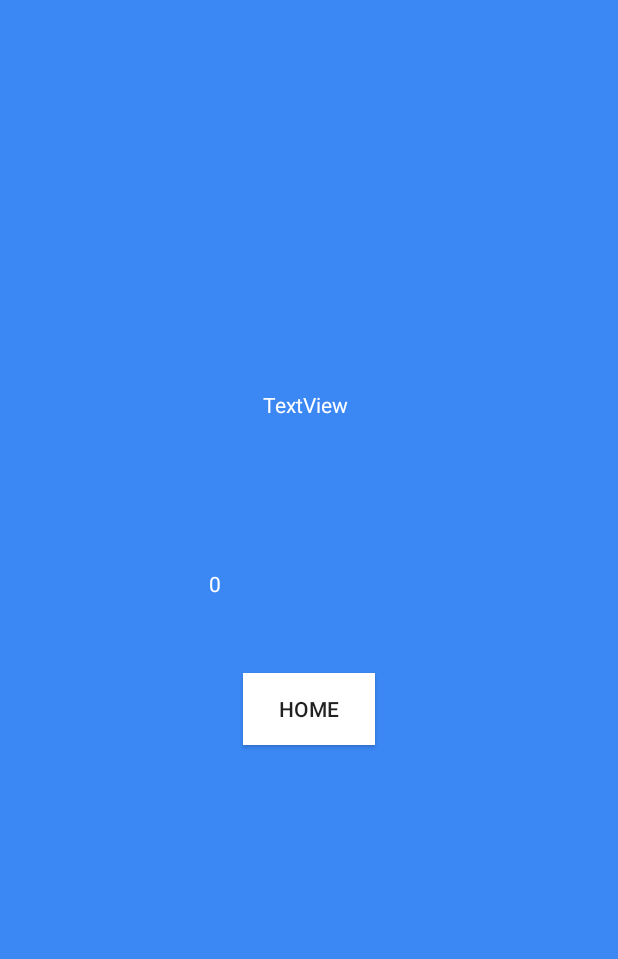
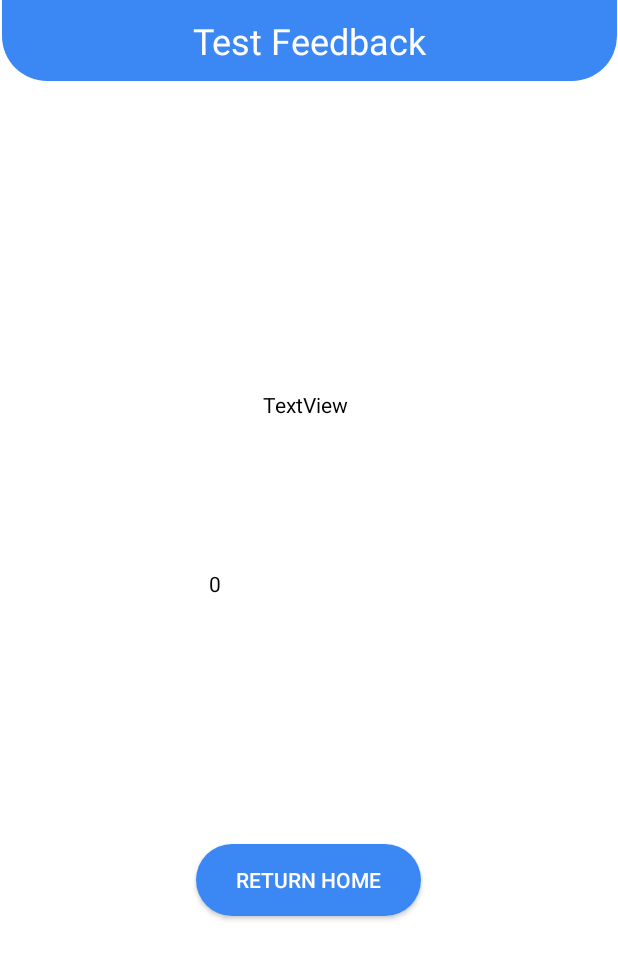
Before and after one commit to emilylaw00/INFS3605Project, an Android app: the PurityScore screen opened directly, with no data from a screen before it, on a phone screen of 412 x 824 dp. Shown: the top 959 px of the screen. Run offline under Robolectric (Android 15) with nearby library versions, the phone set to English and light mode, and no system bars; our stand-ins replace Firebase (no records; nobody signed in at launch, a user with empty details on screens opened directly); Roboto replaces fonts that are not available here.

Commit message:
minor adjustments to result UI

```diff
--- a/app/src/main/res/layout/activity_purity_score.xml
+++ b/app/src/main/res/layout/activity_purity_score.xml
@@ -5,17 +5,19 @@
     android:id="@+id/scoreBackground"
     android:layout_width="match_parent"
     android:layout_height="match_parent"
-    android:background="#3B88F5"
+    android:background="#FFFFFF"
     tools:context=".PurityScore">
 
     <Button
         android:id="@+id/finishBtn"
-        android:layout_width="wrap_content"
+        android:layout_width="150dp"
         android:layout_height="wrap_content"
-        android:layout_marginTop="50dp"
-        android:background="#FFFFFF"
-        android:text="Home"
+        android:layout_marginTop="164dp"
+        android:background="@drawable/btncolor"
+        android:text="Return Home"
+        android:textColor="#FFFFFF"
         app:layout_constraintEnd_toEndOf="parent"
+        app:layout_constraintHorizontal_bias="0.498"
         app:layout_constraintStart_toStartOf="parent"
         app:layout_constraintTop_toBottomOf="@+id/scoreTxt" />
 
@@ -26,7 +28,7 @@
         android:layout_marginStart="139dp"
         android:layout_marginTop="100dp"
         android:text="Here is your score"
-        android:textColor="#FFFFFF"
+        android:textColor="#000000"
         app:layout_constraintStart_toStartOf="parent"
         app:layout_constraintTop_toBottomOf="@+id/feedbackTxt" />
 
@@ -37,7 +39,21 @@
         android:layout_marginStart="175dp"
         android:layout_marginTop="260dp"
         android:text="TextView"
-        android:textColor="#FFFFFF"
+        android:textColor="#000000"
         app:layout_constraintStart_toStartOf="parent"
         app:layout_constraintTop_toTopOf="parent" />
+
+    <TextView
+        android:id="@+id/txtFeedback"
+        android:layout_width="410dp"
+        android:layout_height="54dp"
+        android:background="@drawable/topflap"
+        android:gravity="center_vertical|center"
+        android:text="Test Feedback"
+        android:textColor="#FFFFFF"
+        android:textSize="24sp"
+        app:layout_constraintEnd_toEndOf="parent"
+        app:layout_constraintStart_toStartOf="parent"
+        app:layout_constraintTop_toTopOf="parent" />
+
 </androidx.constraintlayout.widget.ConstraintLayout>
```
